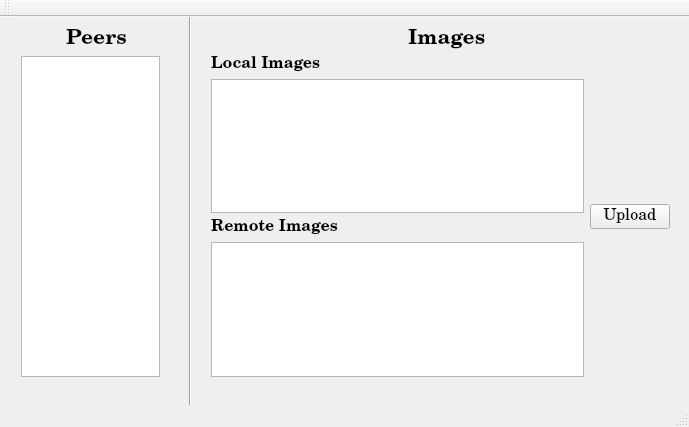
rawanabbas/Mercury, file mainwindow.ui: the form before one commit.
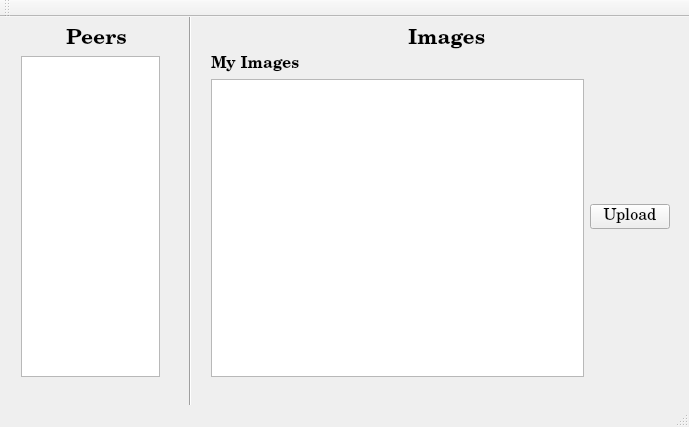
The form after the commit. Icons and pictures are not drawn.

```diff
--- a/mainwindow.ui
+++ b/mainwindow.ui
@@ -177,30 +177,12 @@
             </font>
            </property>
            <property name="text">
-            <string>Local Images</string>
+            <string>My Images</string>
            </property>
           </widget>
          </item>
          <item>
-          <widget class="QTableWidget" name="localImages"/>
-         </item>
-         <item>
-          <widget class="QLabel" name="label_6">
-           <property name="font">
-            <font>
-             <family>Century Schoolbook L</family>
-             <pointsize>12</pointsize>
-             <weight>75</weight>
-             <bold>true</bold>
-            </font>
-           </property>
-           <property name="text">
-            <string>Remote Images</string>
-           </property>
-          </widget>
-         </item>
-         <item>
-          <widget class="QTableWidget" name="remoteImages"/>
+          <widget class="QListWidget" name="localImages"/>
          </item>
         </layout>
        </item>
```
